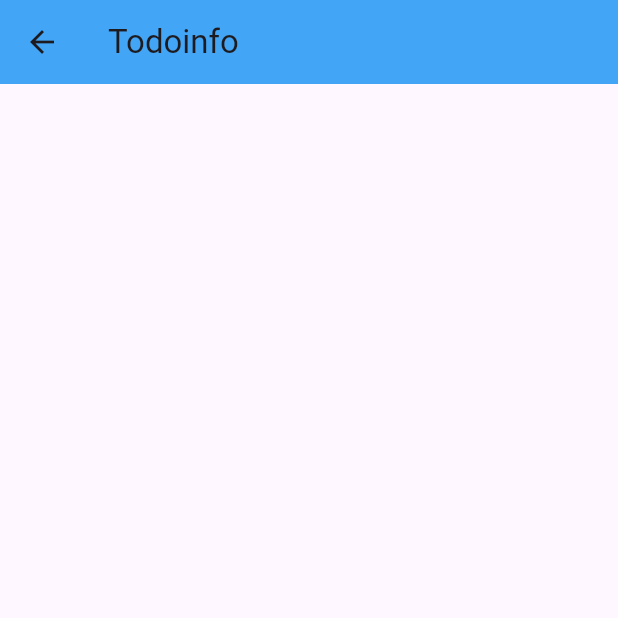
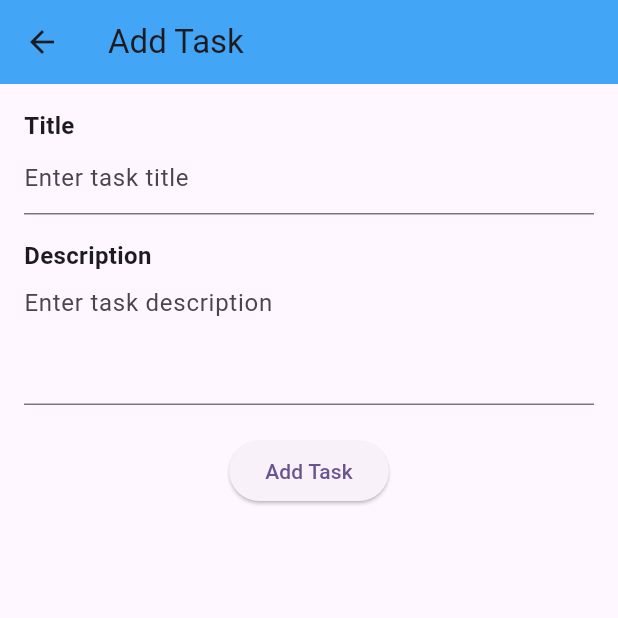
Before and after one commit to KshitijH123/todo_example, a Flutter app: the screen it shows after launch, after a tap on the "add" icon, on a phone screen of 412 x 824 dp, the top half of it. Run offline on Flutter 3.47's test engine with Material 3 defaults, Android fonts, the phone set to English and light mode, and no system bars.

Commit message:
install sdk , ui changes

```diff
--- a/lib/main.dart
+++ b/lib/main.dart
@@ -11,12 +11,11 @@ class MyApp extends StatelessWidget {
   @override
   Widget build(BuildContext context){
     return MaterialApp(
-      title: 'Flutter Demo',
       theme: ThemeData(
 
         colorScheme: ColorScheme.fromSeed(seedColor: Colors.deepPurple),
       ),
-      home: const MyHomePage(title: 'Flutter Demo Home Page'),
+    home: const MyHomePage(title: 'TODO MODEL'),
       debugShowCheckedModeBanner: false,
     );
   }
--- a/lib/todo_info.dart
+++ b/lib/todo_info.dart
@@ -8,14 +8,67 @@ class TodoInfo extends StatefulWidget {
 }
 
 class _TodoInfoState extends State<TodoInfo> {
+  final TextEditingController _titleController = TextEditingController();
+  final TextEditingController _descriptionController = TextEditingController();
+
   @override
   Widget build(BuildContext context) {
     return Scaffold(
       appBar: AppBar(
         backgroundColor: Colors.blue[400],
-       title: Text('Todoinfo'),
+        title: const Text('Add Task'),
       ),
-      body:Center() ,
+      body: Padding(
+        padding: const EdgeInsets.all(16.0),
+        child: Column(
+          crossAxisAlignment: CrossAxisAlignment.start,
+          children: [
+            const Text(
+              "Title",
+              style: TextStyle(fontSize: 16, fontWeight: FontWeight.bold),
+            ),
+            TextField(
+              controller: _titleController,
+              decoration: const InputDecoration(
+                hintText: "Enter task title",
+              ),
+            ),
+            const SizedBox(height: 16),
+            const Text(
+              "Description",
+              style: TextStyle(fontSize: 16, fontWeight: FontWeight.bold),
+            ),
+            TextField(
+              controller: _descriptionController,
+              maxLines: 3,
+              decoration: const InputDecoration(
+                hintText: "Enter task description",
+              ),
+            ),
+            const SizedBox(height: 20),
+            Center(
+              child: ElevatedButton(
+                onPressed: () {
+                  String title = _titleController.text;
+                  String description = _descriptionController.text;
+
+                  if (title.isNotEmpty && description.isNotEmpty) {
+                    ScaffoldMessenger.of(context).showSnackBar(
+                      SnackBar(content: Text("Task Added: $title")),
+                    );
+                    Navigator.pop(context);
+                  } else {
+                    ScaffoldMessenger.of(context).showSnackBar(
+                      const SnackBar(content: Text("Please fill all fields")),
+                    );
+                  }
+                },
+                child: const Text("Add Task"),
+              ),
+            ),
+          ],
+        ),
+      ),
     );
   }
 }
```
Also changed, not shown: pubspec.lock, 125 other files.
